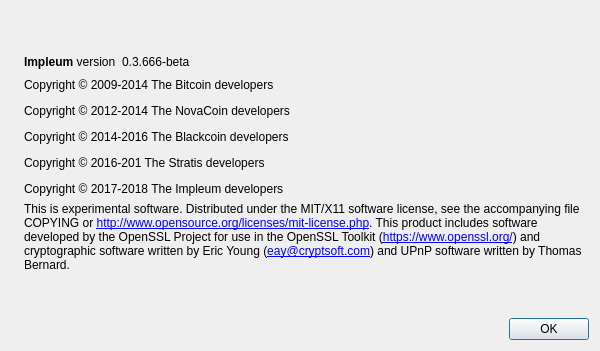
impleum/ImpleumQt, file src/qt/forms/aboutdialog.ui: the form before one commit.
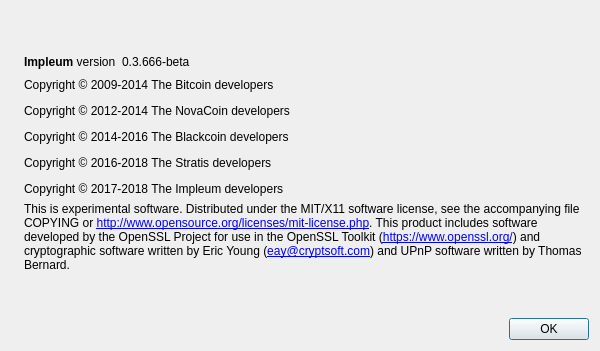
The form after the commit. Icons and pictures are not drawn.

```diff
--- a/src/qt/forms/aboutdialog.ui
+++ b/src/qt/forms/aboutdialog.ui
@@ -97,7 +97,7 @@
         <cursorShape>IBeamCursor</cursorShape>
        </property>
        <property name="text">
-        <string>&lt;html&gt;&lt;head/&gt;&lt;body&gt;&lt;p&gt;Copyright © 2009-2014 The Bitcoin developers&lt;/p&gt;&lt;p&gt;Copyright © 2012-2014 The NovaCoin developers&lt;/p&gt;&lt;p&gt;Copyright © 2014-2016 The Blackcoin developers&lt;/p&gt;&lt;p&gt;Copyright © 2016-201 The Stratis developers&lt;/p&gt;&lt;p&gt;Copyright © 2017-2018 The Impleum developers&lt;/p&gt;&lt;/body&gt;&lt;/html&gt;</string>
+        <string>&lt;html&gt;&lt;head/&gt;&lt;body&gt;&lt;p&gt;Copyright © 2009-2014 The Bitcoin developers&lt;/p&gt;&lt;p&gt;Copyright © 2012-2014 The NovaCoin developers&lt;/p&gt;&lt;p&gt;Copyright © 2014-2016 The Blackcoin developers&lt;/p&gt;&lt;p&gt;Copyright © 2016-2018 The Stratis developers&lt;/p&gt;&lt;p&gt;Copyright © 2017-2018 The Impleum developers&lt;/p&gt;&lt;/body&gt;&lt;/html&gt;</string>
        </property>
        <property name="textInteractionFlags">
         <set>Qt::LinksAccessibleByMouse|Qt::TextSelectableByKeyboard|Qt::TextSelectableByMouse</set>
```
